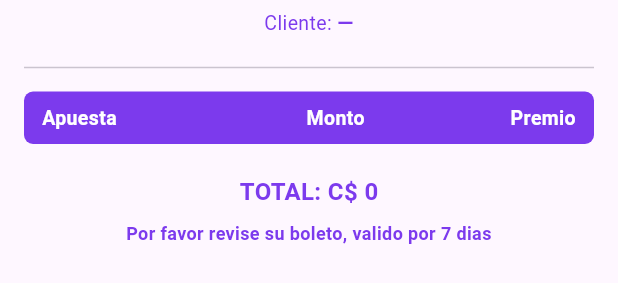
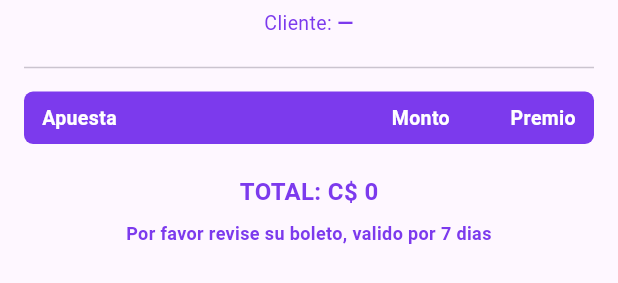
Before and after one commit to francisco-JGC/MAJ-BET-NOW-app, a Flutter app: the _DetailView widget shown alone on an empty page, opened directly with empty values, on a phone screen of 412 x 824 dp. Shown: the part 276-559 px from the top of the screen. Run offline on Flutter 3.47's test engine with Material 3 defaults, Android fonts, the phone set to English and light mode, and no system bars; our stand-ins replace dio, equatable, flutter_dotenv, flutter_riverpod, flutter_secure_storage, fpdart and 8 more; missing offline and left inert: esc_pos_utils_plus, mobile_scanner, print_bluetooth_thermal; accounts and stored records are empty; network calls fail.

Commit message:
Refactor ticket detail page layout for improved alignment and styling
- Replaced Expanded widgets with SizedBox for fixed widths on 'Monto' and 'Premio' columns, enhancing layout consistency.
- Adjusted text alignment to right for better readability in the ticket detail display.
- Removed unnecessary flex properties to streamline the widget structure.

```diff
--- a/lib/features/tickets/presentation/screens/ticket_detail_page.dart
+++ b/lib/features/tickets/presentation/screens/ticket_detail_page.dart
@@ -206,7 +206,6 @@ class _DetailView extends StatelessWidget {
             child: const Row(
               children: [
                 Expanded(
-                  flex: 4,
                   child: Text(
                     'Apuesta',
                     style: TextStyle(
@@ -216,11 +215,11 @@ class _DetailView extends StatelessWidget {
                     ),
                   ),
                 ),
-                Expanded(
-                  flex: 3,
+                SizedBox(
+                  width: 72,
                   child: Text(
                     'Monto',
-                    textAlign: TextAlign.center,
+                    textAlign: TextAlign.right,
                     style: TextStyle(
                       color: Colors.white,
                       fontWeight: FontWeight.w700,
@@ -228,8 +227,8 @@ class _DetailView extends StatelessWidget {
                     ),
                   ),
                 ),
-                Expanded(
-                  flex: 3,
+                SizedBox(
+                  width: 84,
                   child: Text(
                     'Premio',
                     textAlign: TextAlign.right,
@@ -295,7 +294,6 @@ class _DetailView extends StatelessWidget {
         child: Row(
           children: [
             Expanded(
-              flex: 4,
               child: Text(
                 line.label,
                 style: const TextStyle(
@@ -304,11 +302,11 @@ class _DetailView extends StatelessWidget {
                 ),
               ),
             ),
-            Expanded(
-              flex: 3,
+            SizedBox(
+              width: 72,
               child: Text(
                 kCurrencyFormat.format(line.amount),
-                textAlign: TextAlign.center,
+                textAlign: TextAlign.right,
                 style: const TextStyle(
                   fontSize: 14,
                   fontWeight: FontWeight.w600,
@@ -316,8 +314,8 @@ class _DetailView extends StatelessWidget {
                 ),
               ),
             ),
-            Expanded(
-              flex: 3,
+            SizedBox(
+              width: 84,
               child: Text(
                 kCurrencyFormat.format(line.prize),
                 textAlign: TextAlign.right,
```
